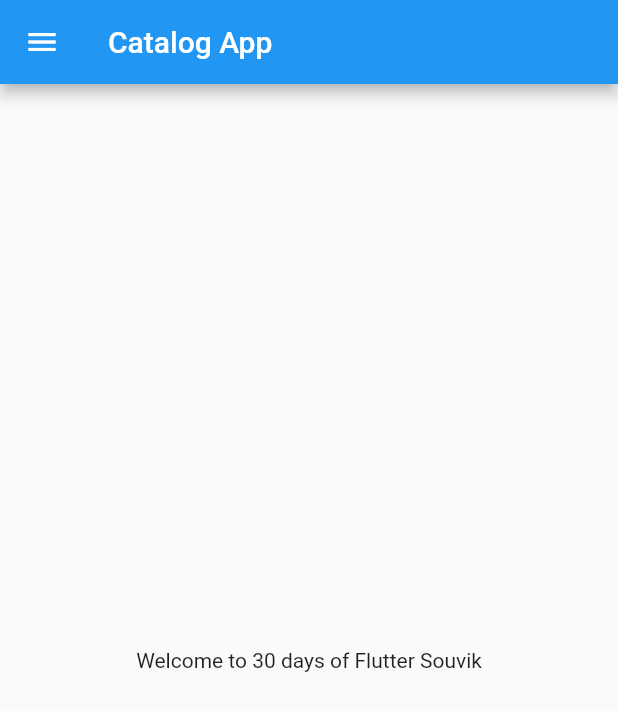
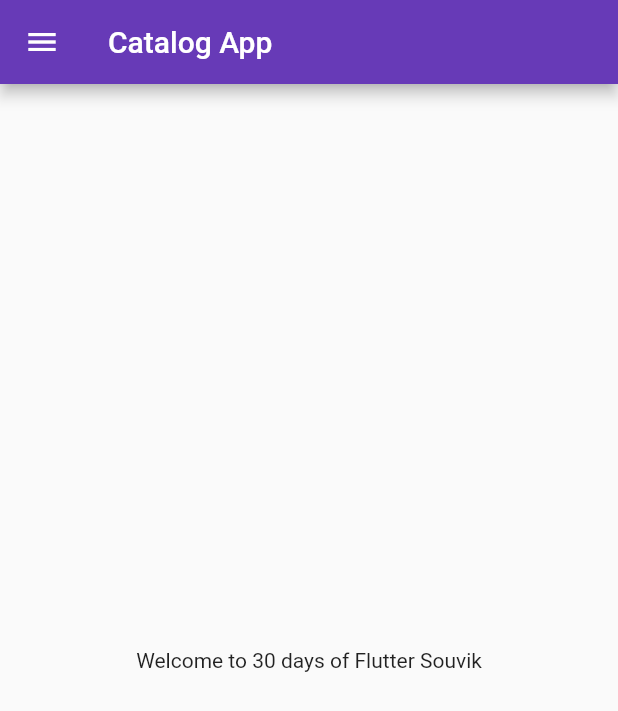
Before and after one commit to souvikbanerjee86/flutter_cataog, a Flutter app: the screen it shows after launch, on a phone screen of 412 x 824 dp. Shown: the top 711 px of the screen. Run offline on Flutter 3.47's test engine with Material 2 defaults, Android fonts, the phone set to English and light mode, and no system bars.

Commit message:
Day 3 Complete

```diff
--- a/lib/main.dart
+++ b/lib/main.dart
@@ -1,5 +1,6 @@
 import 'package:flutter/material.dart';
-import 'package:flutter_catalog/home_page.dart';
+import 'package:flutter_catalog/pages/login_page.dart';
+import 'pages/home_page.dart';
 
 void main() {
   runApp(MyApp());
@@ -9,7 +10,19 @@ class MyApp extends StatelessWidget {
   @override
   Widget build(BuildContext context) {
     return MaterialApp(
-      home: HomePage(),
+      themeMode: ThemeMode.light,
+      theme: ThemeData(
+        primarySwatch: Colors.deepPurple,
+      ),
+      darkTheme: ThemeData(
+        brightness: Brightness.dark,
+      ),
+      initialRoute: "/home",
+      routes: {
+        "/": (context) => LoginPage(),
+        "/home": (context) => HomePage(),
+        "/login": (context) => LoginPage()
+      },
     );
   }
 }
```
Also changed, not shown: lib/pages/login_page.dart (added, +19 -0 lines), lib/pages/home_page.dart (renamed from lib/home_page.dart).
